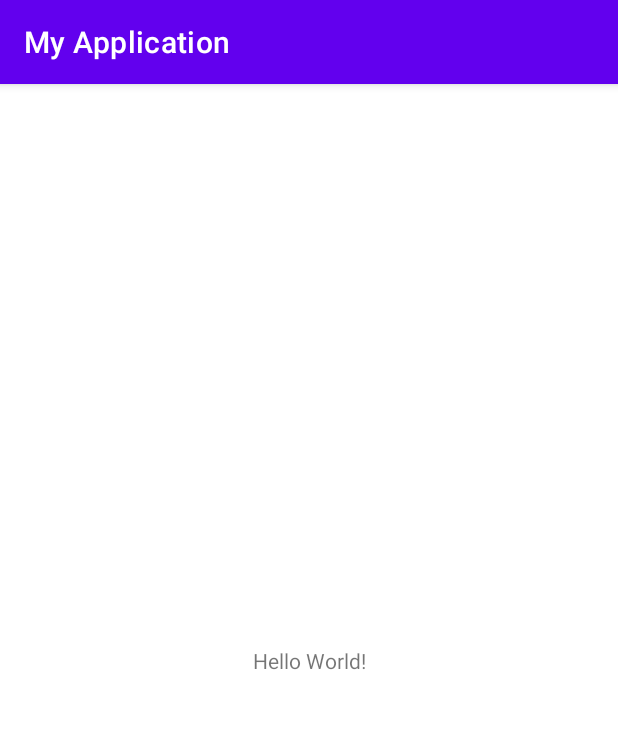
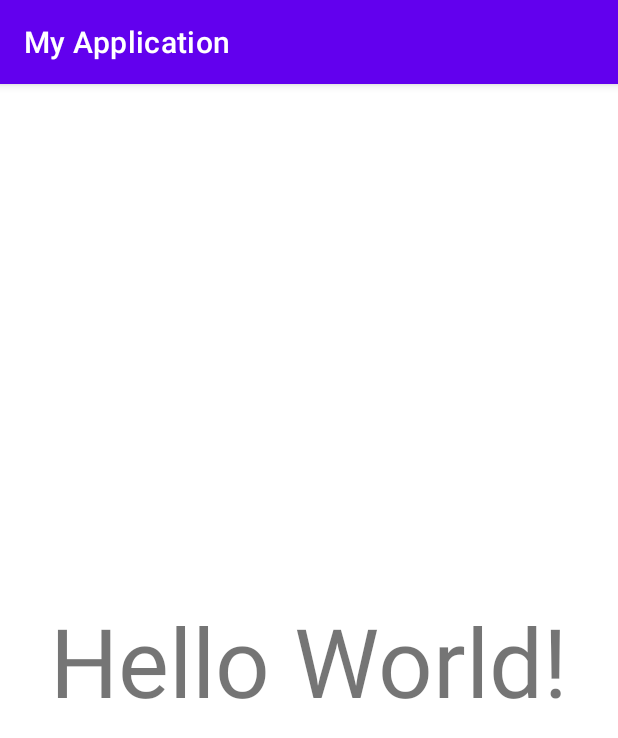
Before and after one commit to XunhaoYangRobert/CSE110-Lab3, an Android app: the screen it shows after launch (MainActivity), on a phone screen of 412 x 824 dp. Shown: the top 738 px of the screen. Run offline under Robolectric (Android 15) with nearby library versions, the phone set to English and light mode, and no system bars.

Commit message:
change text size

```diff
--- a/app/src/main/res/layout/activity_main.xml
+++ b/app/src/main/res/layout/activity_main.xml
@@ -7,9 +7,11 @@
     tools:context=".MainActivity">
 
     <TextView
+        android:id="@+id/hello"
         android:layout_width="wrap_content"
         android:layout_height="wrap_content"
         android:text="Hello World!"
+        android:textSize="64sp"
         app:layout_constraintBottom_toBottomOf="parent"
         app:layout_constraintLeft_toLeftOf="parent"
         app:layout_constraintRight_toRightOf="parent"
```
